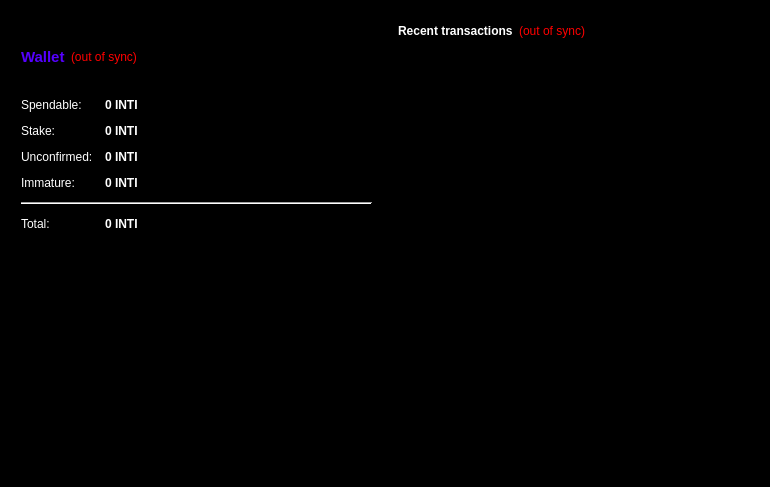
Old version of the form src/qt/forms/overviewpage.ui in the repository INTICOIN/INTICOIN.
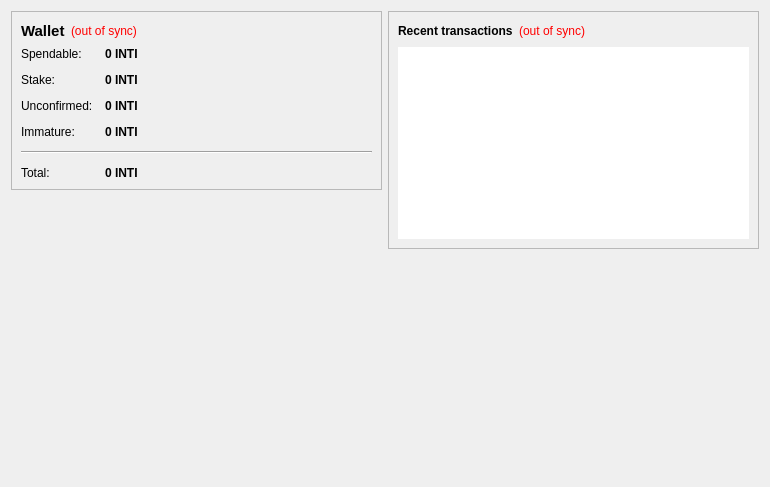
New version of the form. Icons and pictures are not drawn.

What changed in the file:
```diff
--- a/src/qt/forms/overviewpage.ui
+++ b/src/qt/forms/overviewpage.ui
@@ -10,124 +10,6 @@
     <height>487</height>
    </rect>
   </property>
-  <property name="palette">
-   <palette>
-    <active>
-     <colorrole role="Text">
-      <brush brushstyle="SolidPattern">
-       <color alpha="255">
-        <red>255</red>
-        <green>255</green>
-        <blue>255</blue>
-       </color>
-      </brush>
-     </colorrole>
-     <colorrole role="Base">
-      <brush brushstyle="SolidPattern">
-       <color alpha="255">
-        <red>255</red>
-        <green>255</green>
-        <blue>255</blue>
-       </color>
-      </brush>
-     </colorrole>
-     <colorrole role="Window">
-      <brush brushstyle="SolidPattern">
-       <color alpha="255">
-        <red>0</red>
-        <green>0</green>
-        <blue>0</blue>
-       </color>
-      </brush>
-     </colorrole>
-     <colorrole role="PlaceholderText">
-      <brush brushstyle="SolidPattern">
-       <color alpha="128">
-        <red>255</red>
-        <green>255</green>
-        <blue>255</blue>
-       </color>
-      </brush>
-     </colorrole>
-    </active>
-    <inactive>
-     <colorrole role="Text">
-      <brush brushstyle="SolidPattern">
-       <color alpha="255">
-        <red>255</red>
-        <green>255</green>
-        <blue>255</blue>
-       </color>
-      </brush>
-     </colorrole>
-     <colorrole role="Base">
-      <brush brushstyle="SolidPattern">
-       <color alpha="255">
-        <red>255</red>
-        <green>255</green>
-        <blue>255</blue>
-       </color>
-      </brush>
-     </colorrole>
-     <colorrole role="Window">
-      <brush brushstyle="SolidPattern">
-       <color alpha="255">
-        <red>0</red>
-        <green>0</green>
-        <blue>0</blue>
-       </color>
-      </brush>
-     </colorrole>
-     <colorrole role="PlaceholderText">
-      <brush brushstyle="SolidPattern">
-       <color alpha="128">
-        <red>255</red>
-        <green>255</green>
-        <blue>255</blue>
-       </color>
-      </brush>
-     </colorrole>
-    </inactive>
-    <disabled>
-     <colorrole role="Text">
-      <brush brushstyle="SolidPattern">
-       <color alpha="255">
-        <red>120</red>
-        <green>120</green>
-        <blue>120</blue>
-       </color>
-      </brush>
-     </colorrole>
-     <colorrole role="Base">
-      <brush brushstyle="SolidPattern">
-       <color alpha="255">
-        <red>0</red>
-        <green>0</green>
-        <blue>0</blue>
-       </color>
-      </brush>
-     </colorrole>
-     <colorrole role="Window">
-      <brush brushstyle="SolidPattern">
-       <color alpha="255">
-        <red>0</red>
-        <green>0</green>
-        <blue>0</blue>
-       </color>
-      </brush>
-     </colorrole>
-     <colorrole role="PlaceholderText">
-      <brush brushstyle="SolidPattern">
-       <color alpha="128">
-        <red>0</red>
-        <green>0</green>
-        <blue>0</blue>
-       </color>
-      </brush>
-     </colorrole>
-    </disabled>
-   </palette>
-  </property>
   <property name="windowTitle">
    <string>Form</string>
   </property>
@@ -136,43 +18,6 @@
     <layout class="QVBoxLayout" name="verticalLayout_2">
      <item>
       <widget class="QFrame" name="frame">
-       <property name="palette">
-        <palette>
-         <active>
-          <colorrole role="WindowText">
-           <brush brushstyle="SolidPattern">
-            <color alpha="255">
-             <red>255</red>
-             <green>255</green>
-             <blue>255</blue>
-            </color>
-           </brush>
-          </colorrole>
-         </active>
-         <inactive>
-          <colorrole role="WindowText">
-           <brush brushstyle="SolidPattern">
-            <color alpha="255">
-             <red>255</red>
-             <green>255</green>
-             <blue>255</blue>
-            </color>
-           </brush>
-          </colorrole>
-         </inactive>
-         <disabled>
-          <colorrole role="WindowText">
-           <brush brushstyle="SolidPattern">
-            <color alpha="255">
-             <red>120</red>
-             <green>120</green>
-             <blue>120</blue>
-            </color>
-           </brush>
-          </colorrole>
-         </disabled>
-        </palette>
-       </property>
        <property name="frameShape">
         <enum>QFrame::StyledPanel</enum>
        </property>
@@ -184,43 +29,6 @@
          <layout class="QHBoxLayout" name="horizontalLayout_4">
           <item>
            <widget class="QLabel" name="label_5">
-            <property name="palette">
-             <palette>
-              <active>
-               <colorrole role="WindowText">
-                <brush brushstyle="SolidPattern">
-                 <color alpha="255">
-                  <red>85</red>
-                  <green>0</green>
-                  <blue>255</blue>
-                 </color>
-                </brush>
-               </colorrole>
-              </active>
-              <inactive>
-               <colorrole role="WindowText">
-                <brush brushstyle="SolidPattern">
-                 <color alpha="255">
-                  <red>85</red>
-                  <green>0</green>
-                  <blue>255</blue>
-                 </color>
-                </brush>
-               </colorrole>
-              </inactive>
-              <disabled>
-               <colorrole role="WindowText">
-                <brush brushstyle="SolidPattern">
-                 <color alpha="255">
-                  <red>120</red>
-                  <green>120</green>
-                  <blue>120</blue>
-                 </color>
-                </brush>
-               </colorrole>
-              </disabled>
-             </palette>
-            </property>
             <property name="font">
              <font>
               <pointsize>11</pointsize>
@@ -277,43 +85,6 @@
           </property>
           <item row="0" column="0">
            <widget class="QLabel" name="label">
-            <property name="palette">
-             <palette>
-              <active>
-               <colorrole role="WindowText">
-                <brush brushstyle="SolidPattern">
-                 <color alpha="255">
-                  <red>255</red>
-                  <green>255</green>
-                  <blue>255</blue>
-                 </color>
-                </brush>
-               </colorrole>
-              </active>
-              <inactive>
-               <colorrole role="WindowText">
-                <brush brushstyle="SolidPattern">
-                 <color alpha="255">
-                  <red>255</red>
-                  <green>255</green>
-                  <blue>255</blue>
-                 </color>
-                </brush>
-               </colorrole>
-              </inactive>
-              <disabled>
-               <colorrole role="WindowText">
-                <brush brushstyle="SolidPattern">
-                 <color alpha="255">
-                  <red>120</red>
-                  <green>120</green>
-                  <blue>120</blue>
-                 </color>
-                </brush>
-               </colorrole>
-              </disabled>
-             </palette>
-            </property>
             <property name="text">
              <string>Spendable:</string>
             </property>
@@ -321,43 +92,6 @@
           </item>
           <item row="0" column="1">
            <widget class="QLabel" name="labelBalance">
-            <property name="palette">
-             <palette>
-              <active>
-               <colorrole role="WindowText">
-                <brush brushstyle="SolidPattern">
-                 <color alpha="255">
-                  <red>255</red>
-                  <green>255</green>
-                  <blue>255</blue>
-                 </color>
-                </brush>
-               </colorrole>
-              </active>
-              <inactive>
-               <colorrole role="WindowText">
-                <brush brushstyle="SolidPattern">
-                 <color alpha="255">
-                  <red>255</red>
-                  <green>255</green>
-                  <blue>255</blue>
-                 </color>
-                </brush>
-               </colorrole>
-              </inactive>
-              <disabled>
-               <colorrole role="WindowText">
-                <brush brushstyle="SolidPattern">
-                 <color alpha="255">
-                  <red>120</red>
-                  <green>120</green>
-                  <blue>120</blue>
-                 </color>
-                </brush>
-               </colorrole>
-              </disabled>
-             </palette>
-            </property>
             <property name="font">
              <font>
               <weight>75</weight>
@@ -380,43 +114,6 @@
           </item>
           <item row="1" column="0">
            <widget class="QLabel" name="label_stake">
-            <property name="palette">
-             <palette>
-              <active>
-               <colorrole role="WindowText">
-                <brush brushstyle="SolidPattern">
-                 <color alpha="255">
-                  <red>255</red>
-                  <green>255</green>
-                  <blue>255</blue>
-                 </color>
-                </brush>
-               </colorrole>
-              </active>
-              <inactive>
-               <colorrole role="WindowText">
-                <brush brushstyle="SolidPattern">
-                 <color alpha="255">
-                  <red>255</red>
-                  <green>255</green>
-                  <blue>255</blue>
-                 </color>
-                </brush>
-               </colorrole>
-              </inactive>
-              <disabled>
-               <colorrole role="WindowText">
-                <brush brushstyle="SolidPattern">
-                 <color alpha="255">
-                  <red>120</red>
-                  <green>120</green>
-                  <blue>120</blue>
-                 </color>
-                </brush>
-               </colorrole>
-              </disabled>
-             </palette>
-            </property>
             <property name="text">
              <string>Stake:</string>
             </property>
@@ -424,43 +121,6 @@
           </item>
           <item row="1" column="1">
            <widget class="QLabel" name="labelStake">
-            <property name="palette">
-             <palette>
-              <active>
-               <colorrole role="WindowText">
-                <brush brushstyle="SolidPattern">
-                 <color alpha="255">
-                  <red>255</red>
-                  <green>255</green>
-                  <blue>255</blue>
-                 </color>
-                </brush>
-               </colorrole>
-              </active>
-              <inactive>
-               <colorrole role="WindowText">
-                <brush brushstyle="SolidPattern">
-                 <color alpha="255">
-                  <red>255</red>
-                  <green>255</green>
-                  <blue>255</blue>
-                 </color>
-                </brush>
-               </colorrole>
-              </inactive>
-              <disabled>
-               <colorrole role="WindowText">
-                <brush brushstyle="SolidPattern">
-                 <color alpha="255">
-                  <red>120</red>
-                  <green>120</green>
-                  <blue>120</blue>
-                 </color>
-                </brush>
-               </colorrole>
-              </disabled>
-             </palette>
-            </property>
             <property name="font">
              <font>
               <weight>75</weight>
@@ -483,43 +143,6 @@
           </item>
           <item row="2" column="0">
            <widget class="QLabel" name="label_3">
-            <property name="palette">
-             <palette>
-              <active>
-               <colorrole role="WindowText">
-                <brush brushstyle="SolidPattern">
-                 <color alpha="255">
-                  <red>255</red>
-                  <green>255</green>
-                  <blue>255</blue>
-                 </color>
-                </brush>
-               </colorrole>
-              </active>
-              <inactive>
-               <colorrole role="WindowText">
-                <brush brushstyle="SolidPattern">
-                 <color alpha="255">
-                  <red>255</red>
-                  <green>255</green>
-                  <blue>255</blue>
-                 </color>
-                </brush>
-               </colorrole>
-              </inactive>
-              <disabled>
-               <colorrole role="WindowText">
-                <brush brushstyle="SolidPattern">
-                 <color alpha="255">
-                  <red>120</red>
-                  <green>120</green>
-                  <blue>120</blue>
-                 </color>
-                </brush>
-               </colorrole>
-              </disabled>
-             </palette>
-            </property>
             <property name="text">
              <string>Unconfirmed:</string>
             </property>
@@ -527,43 +150,6 @@
           </item>
           <item row="2" column="1">
            <widget class="QLabel" name="labelUnconfirmed">
-            <property name="palette">
-             <palette>
-              <active>
-               <colorrole role="WindowText">
-                <brush brushstyle="SolidPattern">
-                 <color alpha="255">
-                  <red>255</red>
-                  <green>255</green>
-                  <blue>255</blue>
-                 </color>
-                </brush>
-               </colorrole>
-              </active>
-              <inactive>
-               <colorrole role="WindowText">
-                <brush brushstyle="SolidPattern">
-                 <color alpha="255">
-                  <red>255</red>
-                  <green>255</green>
-                  <blue>255</blue>
-                 </color>
-                </brush>
-               </colorrole>
-              </inactive>
-              <disabled>
-               <colorrole role="WindowText">
-                <brush brushstyle="SolidPattern">
-                 <color alpha="255">
-                  <red>120</red>
-                  <green>120</green>
-                  <blue>120</blue>
-                 </color>
-                </brush>
-               </colorrole>
-              </disabled>
-             </palette>
-            </property>
             <property name="font">
              <font>
               <weight>75</weight>
@@ -586,43 +172,6 @@
           </item>
           <item row="3" column="0">
            <widget class="QLabel" name="labelImmatureText">
-            <property name="palette">
-             <palette>
-              <active>
-               <colorrole role="WindowText">
-                <brush brushstyle="SolidPattern">
-                 <color alpha="255">
-                  <red>255</red>
-                  <green>255</green>
-                  <blue>255</blue>
-                 </color>
-                </brush>
-               </colorrole>
-              </active>
-              <inactive>
-               <colorrole role="WindowText">
-                <brush brushstyle="SolidPattern">
-                 <color alpha="255">
-                  <red>255</red>
-                  <green>255</green>
-                  <blue>255</blue>
-                 </color>
-                </brush>
-               </colorrole>
-              </inactive>
-              <disabled>
-               <colorrole role="WindowText">
-                <brush brushstyle="SolidPattern">
-                 <color alpha="255">
-                  <red>120</red>
-                  <green>120</green>
-                  <blue>120</blue>
-                 </color>
-                </brush>
-               </colorrole>
-              </disabled>
-             </palette>
-            </property>
             <property name="text">
              <string>Immature:</string>
             </property>
@@ -630,43 +179,6 @@
           </item>
           <item row="3" column="1">
            <widget class="QLabel" name="labelImmature">
-            <property name="palette">
-             <palette>
-              <active>
-               <colorrole role="WindowText">
-                <brush brushstyle="SolidPattern">
-                 <color alpha="255">
-                  <red>255</red>
-                  <green>255</green>
-                  <blue>255</blue>
-                 </color>
-                </brush>
-               </colorrole>
-              </active>
-              <inactive>
-               <colorrole role="WindowText">
-                <brush brushstyle="SolidPattern">
-                 <color alpha="255">
-                  <red>255</red>
-                  <green>255</green>
-                  <blue>255</blue>
-                 </color>
-                </brush>
-               </colorrole>
-              </inactive>
-              <disabled>
-               <colorrole role="WindowText">
-                <brush brushstyle="SolidPattern">
-                 <color alpha="255">
-                  <red>120</red>
-                  <green>120</green>
-                  <blue>120</blue>
-                 </color>
-                </brush>
-               </colorrole>
-              </disabled>
-             </palette>
-            </property>
             <property name="font">
              <font>
               <weight>75</weight>
@@ -686,43 +198,6 @@
           </item>
           <item row="4" column="0" colspan="2">
            <widget class="Line" name="line">
-            <property name="palette">
-             <palette>
-              <active>
-               <colorrole role="WindowText">
-                <brush brushstyle="SolidPattern">
-                 <color alpha="255">
-                  <red>255</red>
-                  <green>255</green>
-                  <blue>255</blue>
-                 </color>
-                </brush>
-               </colorrole>
-              </active>
-              <inactive>
-               <colorrole role="WindowText">
-                <brush brushstyle="SolidPattern">
-                 <color alpha="255">
-                  <red>255</red>
-                  <green>255</green>
-                  <blue>255</blue>
-                 </color>
-                </brush>
-               </colorrole>
-              </inactive>
-              <disabled>
-               <colorrole role="WindowText">
-                <brush brushstyle="SolidPattern">
-                 <color alpha="255">
-                  <red>120</red>
-                  <green>120</green>
-                  <blue>120</blue>
-                 </color>
-                </brush>
-               </colorrole>
-              </disabled>
-             </palette>
-            </property>
             <property name="orientation">
              <enum>Qt::Horizontal</enum>
             </property>
@@ -730,43 +205,6 @@
           </item>
           <item row="5" column="0">
            <widget class="QLabel" name="labelTotalText">
-            <property name="palette">
-             <palette>
-              <active>
-               <colorrole role="WindowText">
-                <brush brushstyle="SolidPattern">
-                 <color alpha="255">
-                  <red>255</red>
-                  <green>255</green>
-                  <blue>255</blue>
-                 </color>
-                </brush>
-               </colorrole>
-              </active>
-              <inactive>
-               <colorrole role="WindowText">
-                <brush brushstyle="SolidPattern">
-                 <color alpha="255">
-                  <red>255</red>
-                  <green>255</green>
-                  <blue>255</blue>
-                 </color>
-                </brush>
-               </colorrole>
-              </inactive>
-              <disabled>
-               <colorrole role="WindowText">
-                <brush brushstyle="SolidPattern">
-                 <color alpha="255">
-                  <red>120</red>
-                  <green>120</green>
-                  <blue>120</blue>
-                 </color>
-                </brush>
-               </colorrole>
-              </disabled>
-             </palette>
-            </property>
             <property name="text">
              <string>Total:</string>
             </property>
@@ -774,43 +212,6 @@
           </item>
           <item row="5" column="1">
            <widget class="QLabel" name="labelTotal">
-            <property name="palette">
-             <palette>
-              <active>
-               <colorrole role="WindowText">
-                <brush brushstyle="SolidPattern">
-                 <color alpha="255">
-                  <red>255</red>
-                  <green>255</green>
-                  <blue>255</blue>
-                 </color>
-                </brush>
-               </colorrole>
-              </active>
-              <inactive>
-               <colorrole role="WindowText">
-                <brush brushstyle="SolidPattern">
-                 <color alpha="255">
-                  <red>255</red>
-                  <green>255</green>
-                  <blue>255</blue>
-                 </color>
-                </brush>
-               </colorrole>
-              </inactive>
-              <disabled>
-               <colorrole role="WindowText">
-                <brush brushstyle="SolidPattern">
-                 <color alpha="255">
-                  <red>120</red>
-                  <green>120</green>
-                  <blue>120</blue>
-                 </color>
-                </brush>
-               </colorrole>
-              </disabled>
-             </palette>
-            </property>
             <property name="font">
              <font>
               <weight>75</weight>
@@ -836,6 +237,19 @@
        </layout>
       </widget>
      </item>
+     <item>
+      <spacer name="verticalSpacer">
+       <property name="orientation">
+        <enum>Qt::Vertical</enum>
+       </property>
+       <property name="sizeHint" stdset="0">
+        <size>
+         <width>20</width>
+         <height>40</height>
+        </size>
+       </property>
+      </spacer>
+     </item>
      <item>
       <widget class="QLabel" name="label_6">
        <property name="text">
@@ -872,43 +286,6 @@
          <layout class="QHBoxLayout" name="horizontalLayout_2">
           <item>
            <widget class="QLabel" name="label_4">
-            <property name="palette">
-             <palette>
-              <active>
-               <colorrole role="WindowText">
-                <brush brushstyle="SolidPattern">
-                 <color alpha="255">
-                  <red>255</red>
-                  <green>255</green>
-                  <blue>255</blue>
-                 </color>
-                </brush>
-               </colorrole>
-              </active>
-              <inactive>
-               <colorrole role="WindowText">
-                <brush brushstyle="SolidPattern">
-                 <color alpha="255">
-                  <red>255</red>
-                  <green>255</green>
-                  <blue>255</blue>
-                 </color>
-                </brush>
-               </colorrole>
-              </inactive>
-              <disabled>
-               <colorrole role="WindowText">
-                <brush brushstyle="SolidPattern">
-                 <color alpha="255">
-                  <red>120</red>
-                  <green>120</green>
-                  <blue>120</blue>
-                 </color>
-                </brush>
-               </colorrole>
-              </disabled>
-             </palette>
-            </property>
             <property name="text">
              <string>&lt;b&gt;Recent transactions&lt;/b&gt;</string>
             </property>
@@ -947,124 +324,6 @@
         </item>
         <item>
          <widget class="QListView" name="listTransactions">
-          <property name="palette">
-           <palette>
-            <active>
-             <colorrole role="WindowText">
-              <brush brushstyle="SolidPattern">
-               <color alpha="255">
-                <red>255</red>
-                <green>255</green>
-                <blue>255</blue>
-               </color>
-              </brush>
-             </colorrole>
-             <colorrole role="BrightText">
-              <brush brushstyle="SolidPattern">
-               <color alpha="255">
-                <red>0</red>
-                <green>0</green>
-                <blue>0</blue>
-               </color>
-              </brush>
-             </colorrole>
-             <colorrole role="Base">
-              <brush brushstyle="NoBrush">
-               <color alpha="255">
-                <red>0</red>
-                <green>0</green>
-                <blue>0</blue>
-               </color>
-              </brush>
-             </colorrole>
-             <colorrole role="HighlightedText">
-              <brush brushstyle="SolidPattern">
-               <color alpha="255">
-                <red>0</red>
-                <green>0</green>
-                <blue>0</blue>
-               </color>
-              </brush>
-             </colorrole>
-            </active>
-            <inactive>
-             <colorrole role="WindowText">
-              <brush brushstyle="SolidPattern">
-               <color alpha="255">
-                <red>255</red>
-                <green>255</green>
-                <blue>255</blue>
-               </color>
-              </brush>
-             </colorrole>
-             <colorrole role="BrightText">
-              <brush brushstyle="SolidPattern">
-               <color alpha="255">
-                <red>0</red>
-                <green>0</green>
-                <blue>0</blue>
-               </color>
-              </brush>
-             </colorrole>
-             <colorrole role="Base">
-              <brush brushstyle="NoBrush">
-               <color alpha="255">
-                <red>0</red>
-                <green>0</green>
-                <blue>0</blue>
-               </color>
-              </brush>
-             </colorrole>
-             <colorrole role="HighlightedText">
-              <brush brushstyle="SolidPattern">
-               <color alpha="255">
-                <red>0</red>
-                <green>0</green>
-                <blue>0</blue>
-               </color>
-              </brush>
-             </colorrole>
-            </inactive>
-            <disabled>
-             <colorrole role="WindowText">
-              <brush brushstyle="SolidPattern">
-               <color alpha="255">
-                <red>120</red>
-                <green>120</green>
-                <blue>120</blue>
-               </color>
-              </brush>
-             </colorrole>
-             <colorrole role="BrightText">
-              <brush brushstyle="SolidPattern">
-               <color alpha="255">
-                <red>0</red>
-                <green>0</green>
-                <blue>0</blue>
-               </color>
-              </brush>
-             </colorrole>
-             <colorrole role="Base">
-              <brush brushstyle="NoBrush">
-               <color alpha="255">
-                <red>0</red>
-                <green>0</green>
-                <blue>0</blue>
-               </color>
-              </brush>
-             </colorrole>
-             <colorrole role="HighlightedText">
-              <brush brushstyle="SolidPattern">
-               <color alpha="255">
-                <red>0</red>
-                <green>0</green>
-                <blue>0</blue>
-               </color>
-              </brush>
-             </colorrole>
-            </disabled>
-           </palette>
-          </property>
           <property name="styleSheet">
            <string notr="true">border-image: url(:/images/fontmine);
 QListView { background: transparent; }</string>
```
